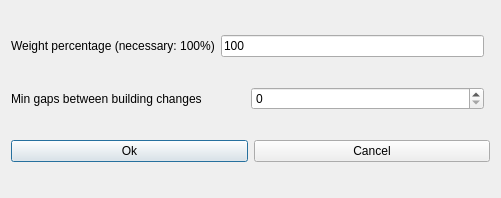
Qt form fet/src/interface/modifyconstraintteachersmingapsbetweenbuildingchangesform_template.ui (vonmecheln/fet) before a commit.
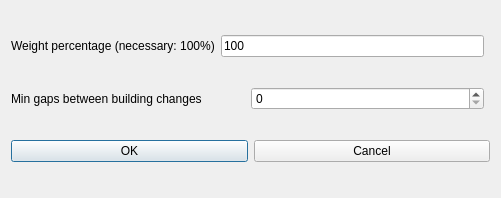
The same form after that commit.

```diff
--- a/fet/src/interface/modifyconstraintteachersmingapsbetweenbuildingchangesform_template.ui
+++ b/fet/src/interface/modifyconstraintteachersmingapsbetweenbuildingchangesform_template.ui
@@ -46,7 +46,7 @@
      <item>
       <widget class="QPushButton" name="okPushButton">
        <property name="text">
-        <string>Ok</string>
+        <string>OK</string>
        </property>
       </widget>
      </item>
```
